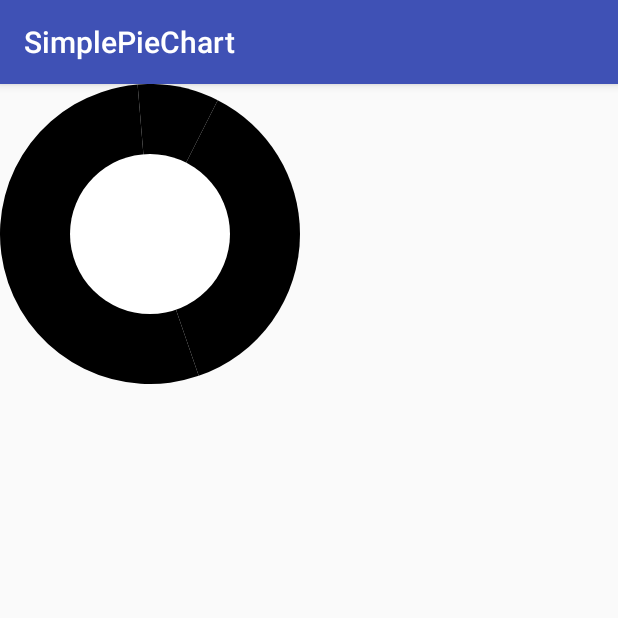
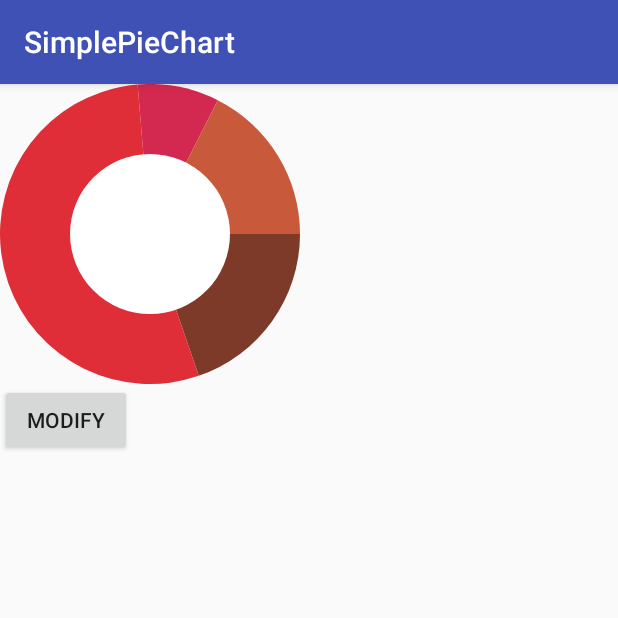
Before and after one commit to andhikayuana/simple-pie-chart-android, an Android app: the screen it shows after launch (MainActivity), on a phone screen of 412 x 824 dp, the top half of it. Run offline under Robolectric (Android 15) with nearby library versions, the phone set to English and light mode, and no system bars.

Commit message:
add invalidate and request layout

```diff
--- a/app/src/main/java/id/yuana/piechart/demo/MainActivity.kt
+++ b/app/src/main/java/id/yuana/piechart/demo/MainActivity.kt
@@ -1,6 +1,5 @@
 package id.yuana.piechart.demo
 
-import android.graphics.Color
 import android.os.Bundle
 import android.support.v7.app.AppCompatActivity
 import kotlinx.android.synthetic.main.activity_main.*
@@ -11,8 +10,24 @@ class MainActivity : AppCompatActivity() {
         super.onCreate(savedInstanceState)
         setContentView(R.layout.activity_main)
 
+        pieChart.setCenterColor(R.color.white)
         pieChart.setDataPoints(floatArrayOf(450F, 1230F, 200F, 400F))
-        pieChart.setCenterColor(Color.WHITE)
-        pieChart.setSliceColor(intArrayOf(Color.RED, Color.GREEN, Color.BLUE, Color.YELLOW))
+        pieChart.setSliceColor(intArrayOf(
+                R.color.brown700,
+                R.color.materialRed700,
+                R.color.materialPink600,
+                R.color.materialRed400))
+
+        btnModify.setOnClickListener {
+            pieChart.setCenterColor(R.color.white)
+            pieChart.setDataPoints(floatArrayOf(100F, 200F, 300F, 400F, 100F, 200F))
+            pieChart.setSliceColor(intArrayOf(
+                    R.color.brown700,
+                    R.color.materialRed700,
+                    R.color.materialPink600,
+                    R.color.materialRed400,
+                    R.color.materialIndigo600,
+                    R.color.colorAccent))
+        }
     }
 }
--- a/app/src/main/res/layout/activity_main.xml
+++ b/app/src/main/res/layout/activity_main.xml
@@ -11,4 +11,10 @@
         android:layout_width="200dp"
         android:layout_height="200dp" />
 
+    <Button
+        android:id="@+id/btnModify"
+        android:layout_width="wrap_content"
+        android:layout_height="wrap_content"
+        android:text="@string/txt_modify" />
+
 </LinearLayout>
--- a/app/src/main/res/values/colors.xml
+++ b/app/src/main/res/values/colors.xml
@@ -3,4 +3,11 @@
     <color name="colorPrimary">#3F51B5</color>
     <color name="colorPrimaryDark">#303F9F</color>
     <color name="colorAccent">#FF4081</color>
+
+    <color name="brown700">#7E3A28</color>
+    <color name="materialRed700">#DF2E38</color>
+    <color name="materialPink600">#D3284F</color>
+    <color name="materialRed400">#C8593A</color>
+    <color name="materialIndigo600">#2E5A92</color>
+    <color name="white">#ffffff</color>
 </resources>
--- a/app/src/main/res/values/strings.xml
+++ b/app/src/main/res/values/strings.xml
@@ -1,3 +1,4 @@
 <resources>
     <string name="app_name">SimplePieChart</string>
+    <string name="txt_modify">Modify</string>
 </resources>
--- a/pie-chart/src/main/java/id/yuana/chart/pie/PieChartView.kt
+++ b/pie-chart/src/main/java/id/yuana/chart/pie/PieChartView.kt
@@ -23,8 +23,8 @@ class PieChartView @JvmOverloads constructor(
     private var slicePaint: Paint = Paint()
     private var centerPaint: Paint = Paint(Paint.ANTI_ALIAS_FLAG)
     private var sliceColors: IntArray = intArrayOf(Color.RED, Color.GREEN, Color.BLUE, Color.YELLOW)
-    private lateinit var rectF: RectF
-    private lateinit var dataPoints: FloatArray
+    private var rectF: RectF? = null
+    private var dataPoints: FloatArray = floatArrayOf()
 
     init {
         slicePaint.isAntiAlias = true
@@ -71,17 +71,25 @@ class PieChartView @JvmOverloads constructor(
 
     }
 
+    fun getTotal(): Float = dataPoints.sum()
+
     fun setDataPoints(data: FloatArray) {
         dataPoints = data
+        invalidateAndRequestLayout()
     }
-
-    fun getTotal(): Float = dataPoints.sum()
 
     fun setCenterColor(colorId: Int) {
         centerPaint.color = ContextCompat.getColor(context, colorId)
+        invalidateAndRequestLayout()
     }
 
     fun setSliceColor(colors: IntArray) {
         sliceColors = colors
+        invalidateAndRequestLayout()
+    }
+
+    private fun invalidateAndRequestLayout() {
+        invalidate()
+        requestLayout()
     }
 }
```
